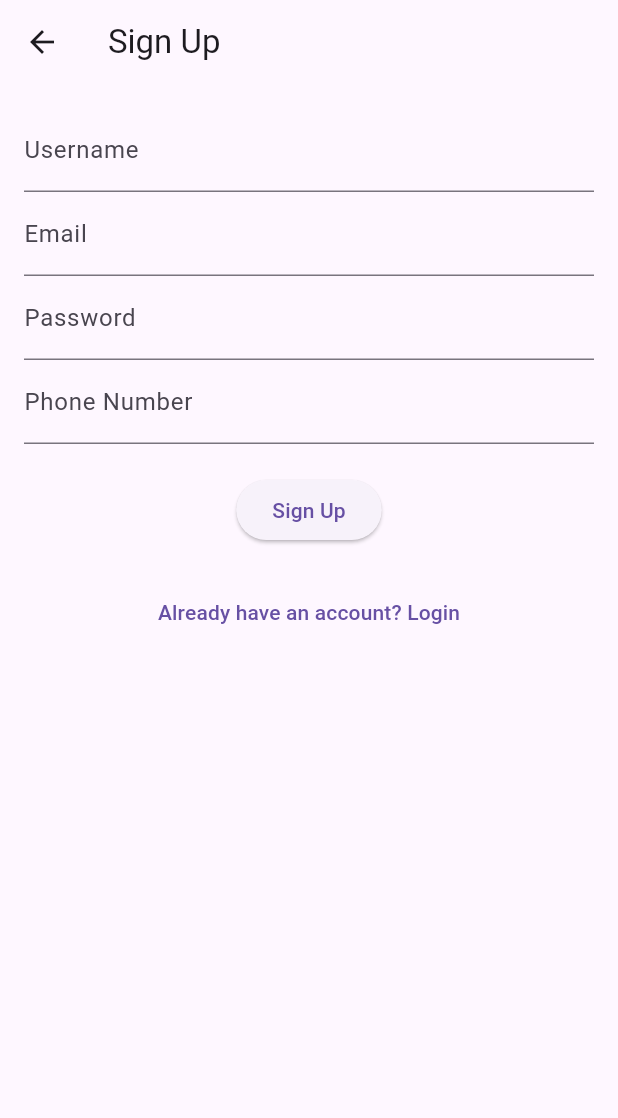
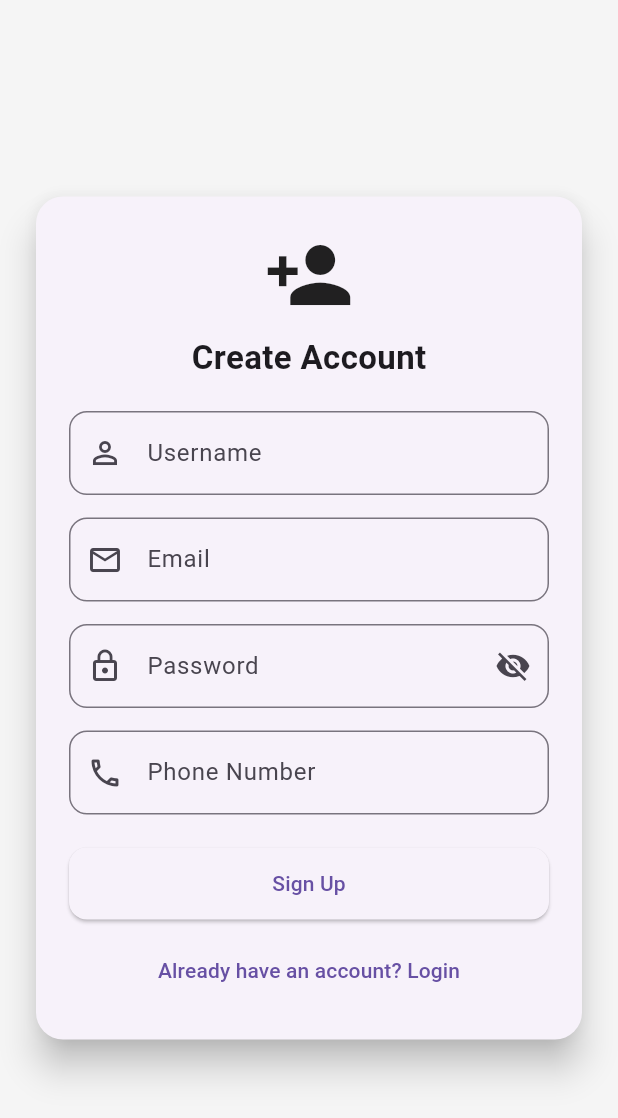
Before and after one commit to shivapraneeth14/Safety-Frontend, a Flutter app: the SignupPage screen opened by its route, on a phone screen of 412 x 824 dp. Shown: the top 1118 px of the screen. Run offline on Flutter 3.47's test engine with Material 3 defaults, Android fonts, the phone set to English and light mode, and no system bars; our stand-ins replace connectivity_plus, flutter_compass, flutter_map, geolocator, latlong2, sensors_plus and 1 more; accounts and stored records are empty.

Commit message:
Enhance signup page layout and features
Updated the signup page UI with improved styling and added a password visibility toggle.

```diff
--- a/frontend/lib/Pages/signup_page.dart
+++ b/frontend/lib/Pages/signup_page.dart
@@ -13,6 +13,7 @@ class _SignupPageState extends State<SignupPage> {
   final _formKey = GlobalKey<FormState>();
   String username = '', email = '', password = '', phoneNumber = '';
   bool loading = false;
+  bool obscurePassword = true; // 👁️ toggle
 
   Future<void> registerUser() async {
     setState(() => loading = true);
@@ -43,39 +44,115 @@ class _SignupPageState extends State<SignupPage> {
   @override
   Widget build(BuildContext context) {
     return Scaffold(
-      appBar: AppBar(title: Text("Sign Up")),
-      body: Padding(
-        padding: EdgeInsets.all(16),
-        child: Column(
-          children: [
-            Form(
+      backgroundColor: Colors.grey[100],
+      body: Center(
+        child: SingleChildScrollView(
+          child: Padding(
+            padding: const EdgeInsets.all(20),
+            child: Card(
+              elevation: 10,
+              shape: RoundedRectangleBorder(
+                borderRadius: BorderRadius.circular(18),
+              ),
+              child: Padding(
+                padding: const EdgeInsets.all(22),
+                child: Form(
                   key: _formKey,
                   child: Column(
+                    mainAxisSize: MainAxisSize.min,
                     children: [
+                      Icon(Icons.person_add, size: 60),
+                      SizedBox(height: 10),
+                      Text(
+                        "Create Account",
+                        style: TextStyle(
+                          fontSize: 22,
+                          fontWeight: FontWeight.bold,
+                        ),
+                      ),
+                      SizedBox(height: 20),
+
                       TextFormField(
-                    decoration: InputDecoration(labelText: "Username"),
+                        decoration: InputDecoration(
+                          labelText: "Username",
+                          prefixIcon: Icon(Icons.person_outline),
+                          border: OutlineInputBorder(
+                            borderRadius: BorderRadius.circular(12),
+                          ),
+                        ),
                         onChanged: (val) => username = val,
-                    validator: (val) => val!.isEmpty ? "Enter username" : null,
+                        validator: (val) =>
+                            val!.isEmpty ? "Enter username" : null,
                       ),
+
+                      SizedBox(height: 15),
+
                       TextFormField(
-                    decoration: InputDecoration(labelText: "Email"),
+                        decoration: InputDecoration(
+                          labelText: "Email",
+                          prefixIcon: Icon(Icons.email_outlined),
+                          border: OutlineInputBorder(
+                            borderRadius: BorderRadius.circular(12),
+                          ),
+                        ),
                         onChanged: (val) => email = val,
-                    validator: (val) => val!.isEmpty ? "Enter email" : null,
+                        validator: (val) =>
+                            val!.isEmpty ? "Enter email" : null,
                       ),
+
+                      SizedBox(height: 15),
+
                       TextFormField(
-                    decoration: InputDecoration(labelText: "Password"),
-                    obscureText: true,
+                        obscureText: obscurePassword,
+                        decoration: InputDecoration(
+                          labelText: "Password",
+                          prefixIcon: Icon(Icons.lock_outline),
+                          border: OutlineInputBorder(
+                            borderRadius: BorderRadius.circular(12),
+                          ),
+                          suffixIcon: IconButton(
+                            icon: Icon(obscurePassword
+                                ? Icons.visibility_off
+                                : Icons.visibility),
+                            onPressed: () {
+                              setState(() {
+                                obscurePassword = !obscurePassword;
+                              });
+                            },
+                          ),
+                        ),
                         onChanged: (val) => password = val,
-                    validator: (val) => val!.isEmpty ? "Enter password" : null,
+                        validator: (val) =>
+                            val!.isEmpty ? "Enter password" : null,
                       ),
+
+                      SizedBox(height: 15),
+
                       TextFormField(
-                    decoration: InputDecoration(labelText: "Phone Number"),
+                        decoration: InputDecoration(
+                          labelText: "Phone Number",
+                          prefixIcon: Icon(Icons.phone_outlined),
+                          border: OutlineInputBorder(
+                            borderRadius: BorderRadius.circular(12),
+                          ),
+                        ),
                         onChanged: (val) => phoneNumber = val,
                       ),
-                  SizedBox(height: 20),
+
+                      SizedBox(height: 22),
+
                       loading
                           ? CircularProgressIndicator()
-                      : ElevatedButton(
+                          : SizedBox(
+                              width: double.infinity,
+                              child: ElevatedButton(
+                                style: ElevatedButton.styleFrom(
+                                  padding:
+                                      EdgeInsets.symmetric(vertical: 14),
+                                  shape: RoundedRectangleBorder(
+                                    borderRadius: BorderRadius.circular(12),
+                                  ),
+                                ),
                                 onPressed: () {
                                   if (_formKey.currentState!.validate()) {
                                     registerUser();
@@ -83,10 +160,10 @@ class _SignupPageState extends State<SignupPage> {
                                 },
                                 child: Text("Sign Up"),
                               ),
-                ],
                             ),
-            ),
-            SizedBox(height: 20),
+
+                      SizedBox(height: 10),
+
                       TextButton(
                         onPressed: () {
                           Navigator.pushReplacementNamed(context, '/login');
@@ -96,6 +173,11 @@ class _SignupPageState extends State<SignupPage> {
                     ],
                   ),
                 ),
+              ),
+            ),
+          ),
+        ),
+      ),
     );
   }
 }
```
Lines whose indentation alone changed are shown as unchanged.
